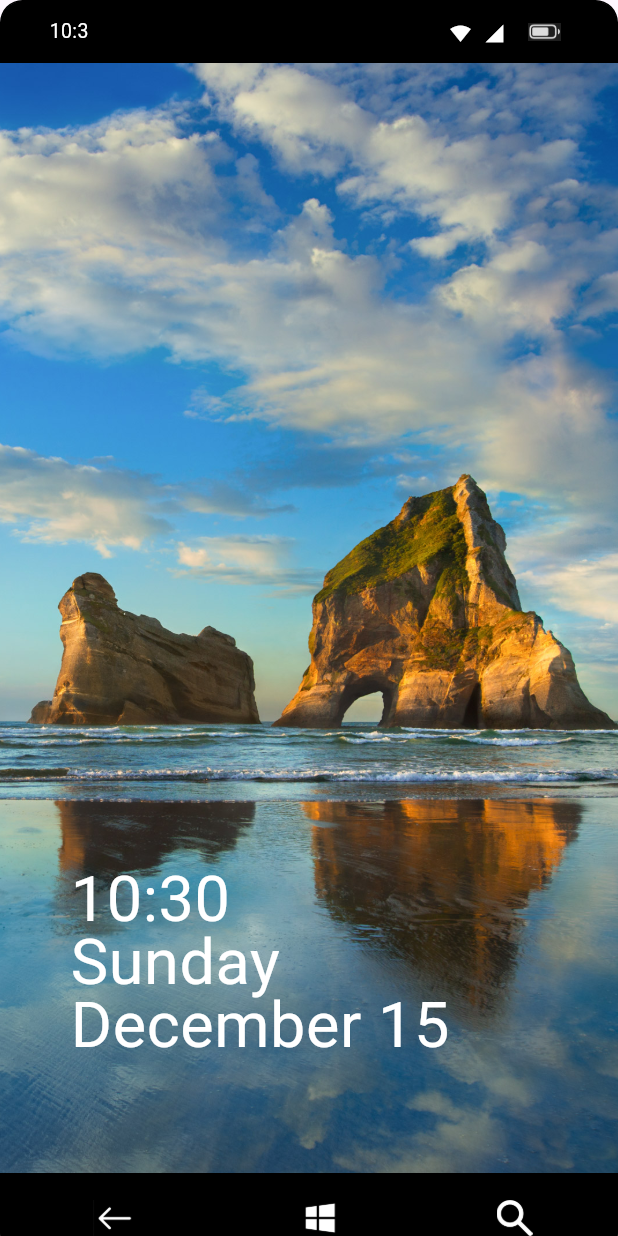
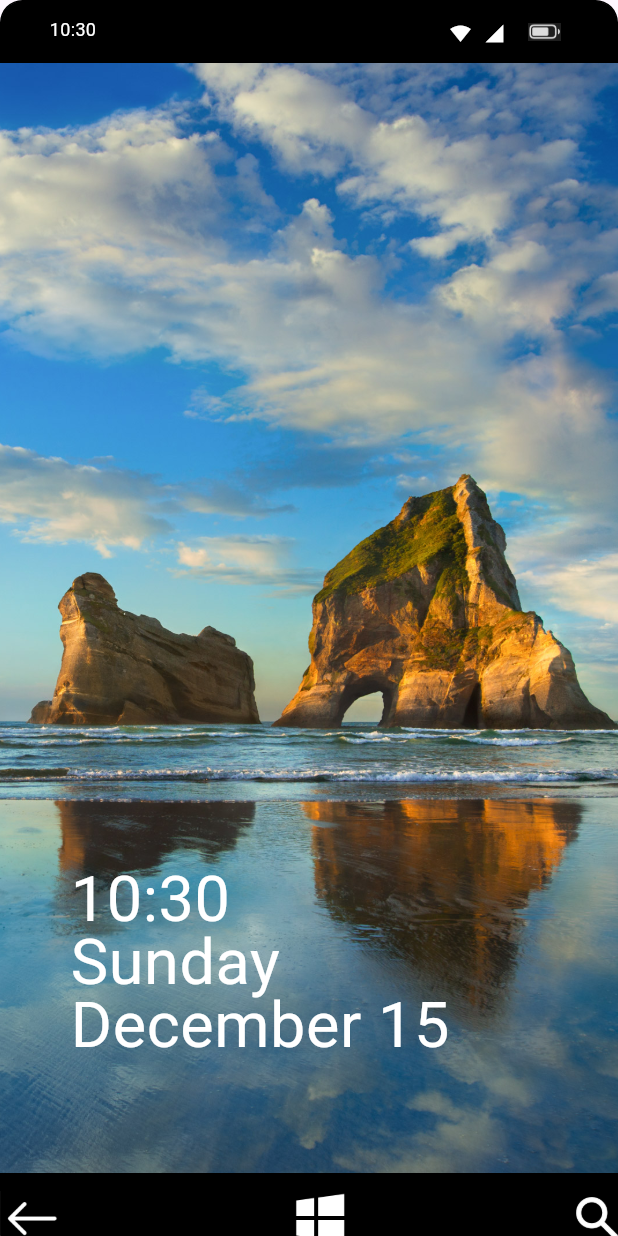
Before and after one commit to Nikhil-Sudhan/personal-webiste, a Flutter app: the screen it shows after launch, on a phone screen of 412 x 824 dp. Run offline on Flutter 3.47's test engine with Material 3 defaults, Android fonts, the phone set to English and light mode, and no system bars; Roboto replaces fonts that are missing (Segoe); project files that could hold a hidden picture were left out.

Commit message:
some init msg

```diff
--- a/lib/bottombutton.dart
+++ b/lib/bottombutton.dart
@@ -16,30 +16,11 @@ class _BottomState extends State<Bottom> {
       right: 0,
       child: Container(
         height: 72,
-        width: 425,
         decoration: const BoxDecoration(
-          color: Color(0xFF000000),
+          color: Colors.black,
           borderRadius: BorderRadius.only(
             bottomLeft: Radius.circular(20),
             bottomRight: Radius.circular(20),
-          ),
-          border: Border(
-            left: BorderSide(
-              color: Color(0xFF000000),
-              width: 55,
-            ),
-            top: BorderSide(
-              color: Color(0xFF000000),
-              width: 18,
-            ),
-            right: BorderSide(
-              color: Color(0xFF000000),
-              width: 55,
-            ),
-            bottom: BorderSide(
-              color: Color(0xFF000000),
-              width: 18,
-            ),
           ),
         ),
         child: Row(
--- a/lib/topbutton.dart
+++ b/lib/topbutton.dart
@@ -1,6 +1,7 @@
 import 'dart:async';
 import 'package:flutter/material.dart';
 import 'package:intl/intl.dart';
+
 
 class Topbutton extends StatefulWidget {
   const Topbutton({super.key});
@@ -71,7 +72,7 @@ class _TopbuttonState extends State<Topbutton> {
                     fontFamily: 'Segoe',
                     fontWeight: FontWeight.w400,
                     color: Colors.white,
-                    fontSize: 13, // Set custom font size
+                    fontSize: 12, // Set custom font size
                   ),
                 ),
               ),
```
Also changed, not shown: lib/main.dart (+7 -10 lines), web/lib/main.dart (added, +125 -0 lines), firebase.json, pubspec.lock, 187 other files.
